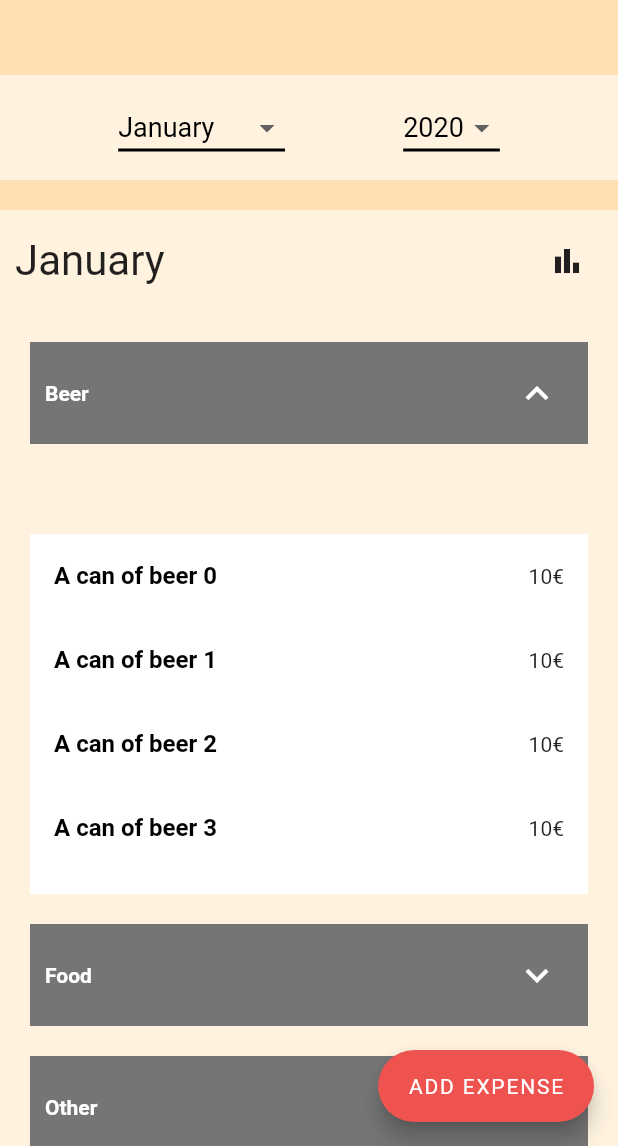
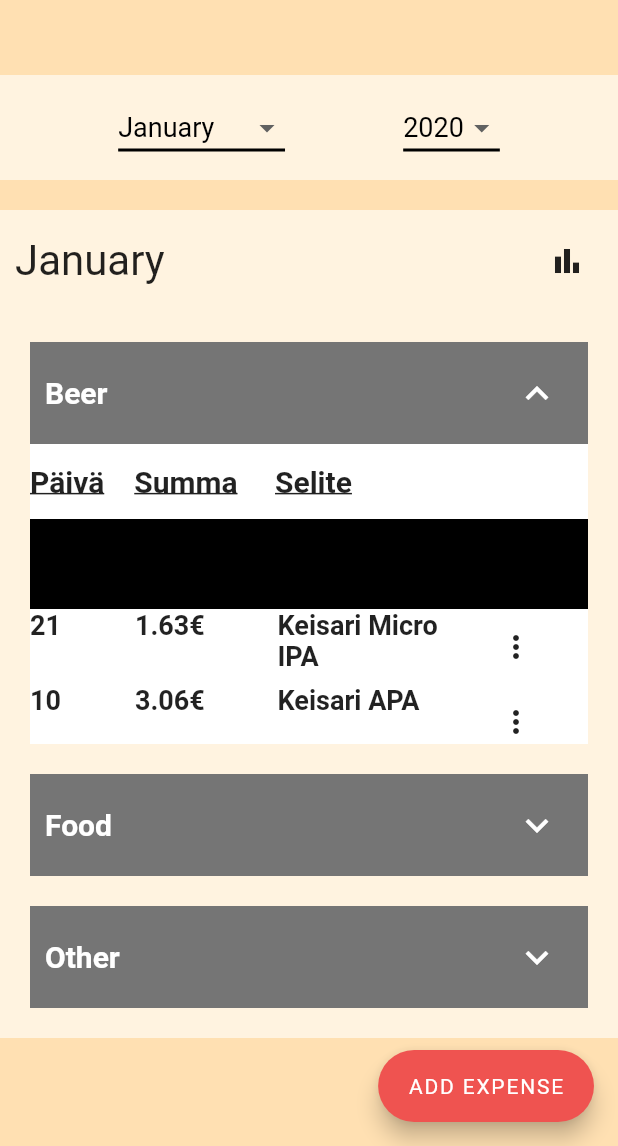
Before and after one commit to EetuK/kuluappi, a Flutter app: the screen it shows after launch, after a tap on the "list" icon, after a tap on the "expand more" icon, on a phone screen of 412 x 824 dp, the part 90-1236 px from its top. Run offline on Flutter 3.47's test engine with Material 2 defaults, Android fonts, the phone set to English and light mode, and no system bars; our stand-ins replace fl_chart, flutter_mobx, flutter_svg, mobx, sqflite, toast; accounts and stored records are empty; generated files the repository leaves out were written again.

Commit message:
list_vieww (#21)
Listview beta

```diff
--- a/lib/views/home/widgets/listview.dart
+++ b/lib/views/home/widgets/listview.dart
@@ -3,22 +3,52 @@ import 'package:flutter/material.dart';
 import 'package:flutter_mobx/flutter_mobx.dart';
 import 'package:kuluappi/stores/expense_store.dart';
 import 'package:provider/provider.dart';
+import 'package:kuluappi/views/modify_expense/modify_expense_view.dart';
 
 class Lists extends StatelessWidget {
   @override
   Widget build(BuildContext context) {
     return Column(children: <Widget>[
-      Listview(title: "Beer"),
-      Listview(title: "Food"),
-      Listview(title: "Other"),
+      Listview(title: "Beer", expenses: [
+        "Keisari Micro IPA",
+        "Keisari APA",
+        "Karhu 0.33L"
+    ], prices: [
+      1.63,
+      3.06,
+      1.21
+    ], days: [
+      21,
+      10,
+      3
+    ]),
+      Listview(title: "Food", expenses: [
+        "Banaani 1kg",
+        "Mikropitsa"
+      ], prices: [
+        0.99,
+        0.34
+      ], days: [
+        4,
+        31
+      ]),
+      Listview(title: "Other", expenses: [
+        "Bensaa"
+      ], prices: [
+        50.01
+      ], days: [
+        1
+      ]),
     ]);
   }
 }
 
 class Listview extends StatefulWidget {
   final String title;
-
-  const Listview({Key key, this.title}) : super(key: key);
+  final List<String> expenses;
+  final List<double> prices;
+  final List<int> days;
+  const Listview({Key key, this.title, this.expenses, this.prices, this.days}) : super(key: key);
 
   @override
   _ListStateview createState() => new _ListStateview();
@@ -42,7 +72,10 @@ class _ListStateview extends State<Listview> {
                 Text(
                   widget.title,
                   style: TextStyle(
-                      fontWeight: FontWeight.bold, color: Colors.white),
+                      fontWeight: FontWeight.bold,
+                      color: Colors.white,
+                      fontSize: 20
+                      ),
                 ),
                 IconButton(
                     icon: Container(
@@ -68,22 +101,84 @@ class _ListStateview extends State<Listview> {
               ],
             ),
           ),
-          new ExpandableContainer(
+          ExpandableContainer(
               expanded: expandFlag,
-              child: ListView.builder(
+              tileAmount: widget.expenses.length,
+              child:
+                ListView.builder(
                 itemBuilder: (BuildContext context, int index) {
                   return Container(
                     decoration: BoxDecoration(color: Colors.white),
-                    child: ListTile(
-                        title: Text(
-                          "A can of beer $index",
-                          style: TextStyle(
-                              fontWeight: FontWeight.bold, color: Colors.black),
+                    child: Row(
+                      //mainAxisAlignment: MainAxisAlignment.spaceBetween,
+                      children: <Widget>[
+                        Container(
+                          height: 50,
+                          width: 25,
+                        child:
+                        Text(
+                          widget.days[index].toString(),
+                          style:
+                            TextStyle(
+                              fontWeight: FontWeight.bold,
+                              fontSize: 18
+                            ),
+                          ),
                         ),
-                        trailing: Text('10€')),
+                        SizedBox(
+                          width: 45
+                        ),
+                       Container(
+                          height: 50,
+                          width: 60,
+                        child:
+                        Text(
+                          widget.prices[index].toString() + '€',
+                          style:
+                            TextStyle(
+                              fontWeight: FontWeight.bold,
+                              fontSize: 18
+                            )
+                        )
+                        ),
+                        SizedBox(
+                          width: 35
+                        ),
+                        Container(
+                          height: 50,
+                          width: 135,
+                          child:
+                        Text(
+                          widget.expenses[index],
+                          style:
+                            TextStyle(
+                              fontWeight: FontWeight.bold,
+                              fontSize: 18
+                            ),
+                        )
+                        ),
+                        PopupMenuButton(
+                          itemBuilder: (context) => [
+                            PopupMenuItem(
+                              value: 1,
+                              child: Text(
+                                "Muokkaa kulua"
+                              ),
+                            ),
+                          ],
+                          initialValue: 0,
+                          onSelected: (value) {
+                            Navigator.push(
+                              context,
+                              MaterialPageRoute(builder: (context) => ModifyExpense()),
+                            );
+                            },
+                        )
+                        ]
+                    )
                   );
                 },
-                itemCount: 10,
+                itemCount: widget.expenses.length,
               ))
         ],
       ),
@@ -96,27 +191,77 @@ class ExpandableContainer extends StatelessWidget {
   final double collapsedHeight;
   final double expandedHeight;
   final Widget child;
+  final int tileAmount;
 
   ExpandableContainer({
     @required this.child,
+    @required this.tileAmount,
     this.collapsedHeight = 0.0,
-    this.expandedHeight = 300.0,
-    this.expanded = true,
+    this.expandedHeight = 50.0,
+    this.expanded = false,
   });
 
   @override
   Widget build(BuildContext context) {
     double screenWidth = MediaQuery.of(context).size.width;
-    return AnimatedContainer(
-      duration: Duration(milliseconds: 500),
-      curve: Curves.easeInOut,
-      width: screenWidth,
-      height: expanded ? expandedHeight : collapsedHeight,
-      child: Container(
-        child: child,
-        //   decoration:
-        //       BoxDecoration(border: Border.all(width: 1.0, color: Colors.blue)),
-      ),
+    return Column(
+      children: <Widget>[
+        AnimatedContainer(
+          duration: Duration(milliseconds: 500),
+          curve: Curves.easeInOut,
+          width: screenWidth,
+          height: expanded ? 50.0 : 0.00,
+          color: Colors.white,
+         child: Container(
+           color: Colors.white,
+            child: Row(
+            //  mainAxisAlignment: MainAxisAlignment.spaceEvenly,
+              children: <Widget>[
+             Text(
+            "Päivä",
+            style: TextStyle(
+              fontWeight: FontWeight.bold,
+              decoration: TextDecoration.underline,
+              fontSize: 20,
+              backgroundColor: Colors.white
+              ),
+             ),
+             SizedBox(
+              width: 20
+             ),
+              Text(
+                "Summa",
+                style: TextStyle(
+              fontWeight: FontWeight.bold,
+              decoration: TextDecoration.underline,
+              fontSize: 20,
+              backgroundColor: Colors.white
+              )
+              ),
+              SizedBox(
+                width: 25
+              ),
+              Text(
+                "Selite",
+                style: TextStyle(
+              fontWeight: FontWeight.bold,
+              decoration: TextDecoration.underline,
+              fontSize: 20,
+              backgroundColor: Colors.white
+              )
+              ),
+           ])
+         ),
+        ),
+         AnimatedContainer(
+          duration: Duration(milliseconds: 500),
+          color: Colors.black, // Black for now, trying to get rid of extra space on top of list
+          curve: Curves.easeInOut,
+          width: screenWidth,
+          height: expanded ? 50.0 * this.tileAmount.toDouble() : collapsedHeight,
+          child: child
+       )
+      ]
     );
   }
 }
--- /dev/null
+++ b/lib/views/modify_expense/modify_expense_view.dart
@@ -0,0 +1,20 @@
+import 'package:flutter/material.dart';
+import 'package:kuluappi/views/add_expense/widgets/SelectCategoryLayout.dart';
+
+class ModifyExpense extends StatelessWidget {
+  const ModifyExpense();
+
+  @override
+  Widget build(BuildContext context) {
+    return
+      SelectCategoryLayout(
+      title: "Muokkaa kulua",
+      body: Center(
+          child: Text(
+        'Add expense',
+        textScaleFactor: 1.7,
+        ),
+      ),
+    );
+  }
+}
```
